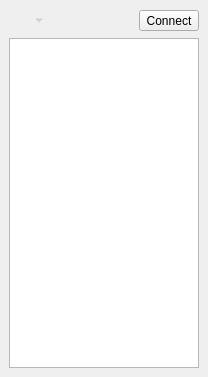
Old version of the form dialogs/dockwidget.ui in the repository gis-support/DIVI-QGIS-Plugin.
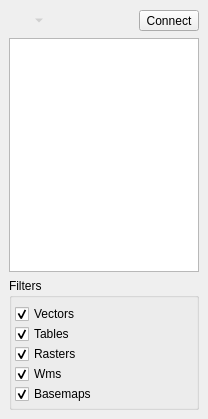
New version of the form. Custom widgets are drawn as their Qt base class.

Commit message: Add filter for layers types

What changed in the file:
```diff
--- a/dialogs/dockwidget.ui
+++ b/dialogs/dockwidget.ui
@@ -7,7 +7,7 @@
     <x>0</x>
     <y>0</y>
     <width>208</width>
-    <height>377</height>
+    <height>419</height>
    </rect>
   </property>
   <property name="locale">
@@ -93,9 +93,91 @@
       </attribute>
      </widget>
     </item>
+    <item>
+     <widget class="QgsCollapsibleGroupBox" name="gbFilters">
+      <property name="title">
+       <string>Filters</string>
+      </property>
+      <layout class="QVBoxLayout" name="verticalLayout_3">
+       <property name="spacing">
+        <number>0</number>
+       </property>
+       <property name="leftMargin">
+        <number>3</number>
+       </property>
+       <property name="topMargin">
+        <number>6</number>
+       </property>
+       <property name="rightMargin">
+        <number>3</number>
+       </property>
+       <property name="bottomMargin">
+        <number>3</number>
+       </property>
+       <item>
+        <widget class="QCheckBox" name="cbVectors">
+         <property name="text">
+          <string>Vectors</string>
+         </property>
+         <property name="checked">
+          <bool>true</bool>
+         </property>
+        </widget>
+       </item>
+       <item>
+        <widget class="QCheckBox" name="cbTables">
+         <property name="text">
+          <string>Tables</string>
+         </property>
+         <property name="checked">
+          <bool>true</bool>
+         </property>
+        </widget>
+       </item>
+       <item>
+        <widget class="QCheckBox" name="cbRasters">
+         <property name="text">
+          <string>Rasters</string>
+         </property>
+         <property name="checked">
+          <bool>true</bool>
+         </property>
+        </widget>
+       </item>
+       <item>
+        <widget class="QCheckBox" name="cbWms">
+         <property name="text">
+          <string>Wms</string>
+         </property>
+         <property name="checked">
+          <bool>true</bool>
+         </property>
+        </widget>
+       </item>
+       <item>
+        <widget class="QCheckBox" name="cbBasemaps">
+         <property name="text">
+          <string>Basemaps</string>
+         </property>
+         <property name="checked">
+          <bool>true</bool>
+         </property>
+        </widget>
+       </item>
+      </layout>
+     </widget>
+    </item>
    </layout>
   </widget>
  </widget>
+ <customwidgets>
+  <customwidget>
+   <class>QgsCollapsibleGroupBox</class>
+   <extends>QGroupBox</extends>
+   <header>qgscollapsiblegroupbox.h</header>
+   <container>1</container>
+  </customwidget>
+ </customwidgets>
  <resources/>
  <connections/>
 </ui>
```
The commit also changes 2 other files.
